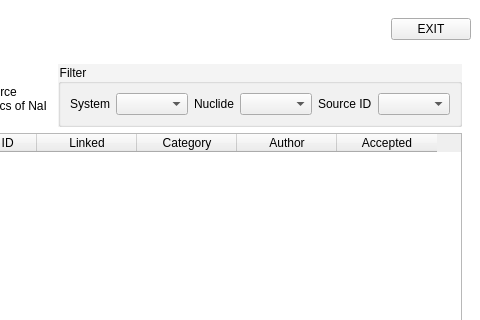
This is Crystal/Crystal/mainwindow.ui in ziemastz/SL as Qt 5 draws it before an edit; both pictures show x 498 to 978 and y 0 to 320 of the 978 by 773 pixel window. The edited form follows.
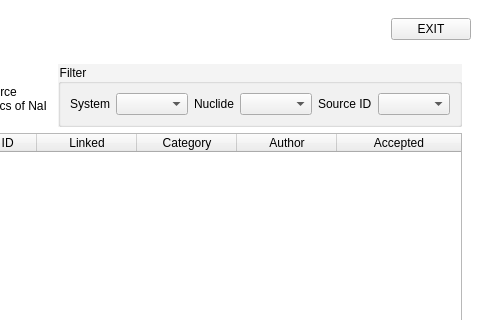
This is the edited form. Icons and pictures are not drawn. Custom widgets are drawn as their Qt base class.

Commit message:
loading meas reg in table
DONE with filters!

Diff of the .ui file:
```diff
--- a/Crystal/Crystal/mainwindow.ui
+++ b/Crystal/Crystal/mainwindow.ui
@@ -1807,6 +1807,24 @@
         </item>
         <item row="1" column="0" colspan="3">
          <widget class="QTableWidget" name="register_tableWidget">
+          <property name="editTriggers">
+           <set>QAbstractItemView::NoEditTriggers</set>
+          </property>
+          <property name="alternatingRowColors">
+           <bool>true</bool>
+          </property>
+          <property name="selectionBehavior">
+           <enum>QAbstractItemView::SelectRows</enum>
+          </property>
+          <attribute name="horizontalHeaderStretchLastSection">
+           <bool>true</bool>
+          </attribute>
+          <attribute name="verticalHeaderVisible">
+           <bool>false</bool>
+          </attribute>
+          <attribute name="verticalHeaderDefaultSectionSize">
+           <number>23</number>
+          </attribute>
           <column>
            <property name="text">
             <string>ID</string>
```
The commit also changes 2 other files.
